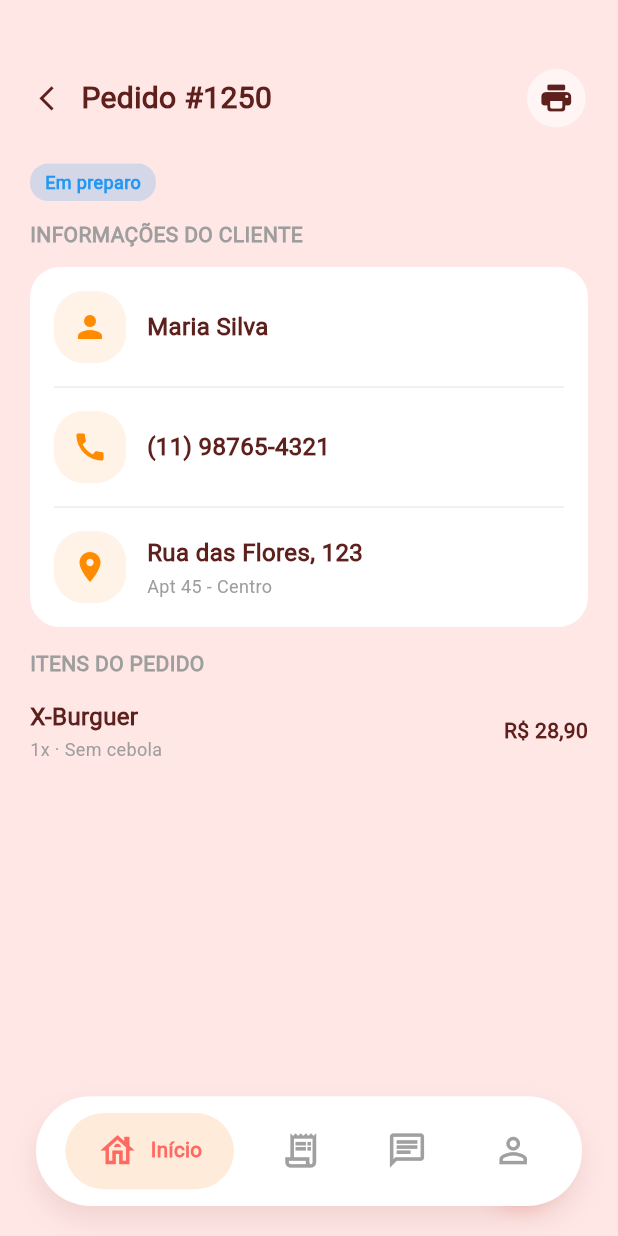
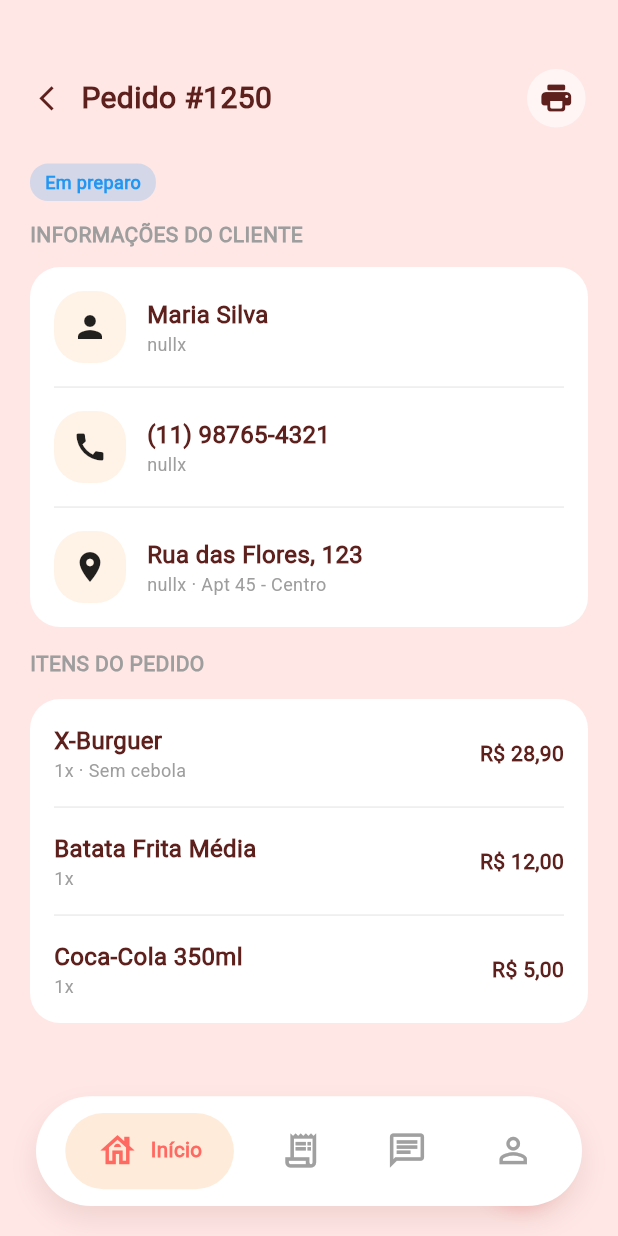
Before and after one commit to h3llsyn/Nhac-Lojas, a Flutter app: the OrderDetails screen opened by its route, on a phone screen of 412 x 824 dp. Run offline on Flutter 3.47's test engine with Material 3 defaults, Android fonts, the phone set to English and light mode, and no system bars; our stand-ins replace fl_chart, flutter_screenutil, go_router.

Commit message:
continuando tela de detalhes de pedido, arrumando componente de la. talvez proximo passo: apagar todos os componentes e deixar apenas um, pois é tudo praticamente a mesma coisa (porem ver se realmente compensa antes)

```diff
--- a/lib/components/container_order_details.dart
+++ b/lib/components/container_order_details.dart
@@ -3,12 +3,14 @@ import 'package:flutter/material.dart';
 class ContainerOrderDetails extends StatelessWidget {
   final IconData? icon;
   final String informacao;
+  final int? quantidade;
   final String? complemento;
   final double? preco;
 
   const ContainerOrderDetails({
     this.icon,
     required this.informacao,
+    this.quantidade,
     this.complemento,
     this.preco,
     super.key,
@@ -26,9 +28,7 @@ class ContainerOrderDetails extends StatelessWidget {
               color: const Color.fromARGB(255, 255, 242, 230),
               borderRadius: BorderRadius.circular(20),
             ),
-            child: Center(
-              child: Icon(icon, color: const Color(0xFFFF8C00)),
-            ),
+            child: Center(child: Icon(icon)),
           ),
           const SizedBox(width: 14),
         ],
@@ -43,10 +43,20 @@ class ContainerOrderDetails extends StatelessWidget {
                   fontSize: 16,
                 ),
               ),
+              Row(
+                children: [
+                  Text(
+                    '${quantidade}x',
+                    style: const TextStyle(
+                      fontSize: 12,
+                      fontWeight: FontWeight.w500,
+                      color: Colors.grey,
+                    ),
+                  ),
                   if (complemento != null) ...[
                   const SizedBox(height: 2),
                   Text(
-                  complemento!,
+                    ' · $complemento',
                     style: const TextStyle(
                       fontSize: 12,
                       fontWeight: FontWeight.w500,
@@ -56,14 +66,13 @@ class ContainerOrderDetails extends StatelessWidget {
                   ],
                 ],
               ),
+            ],
+          ),
         ),
         if (preco != null)
           Text(
             'R\$ ${preco!.toStringAsFixed(2).replaceAll('.', ',')}',
-            style: const TextStyle(
-              fontWeight: FontWeight.bold,
-              fontSize: 14,
-            ),
+            style: const TextStyle(fontWeight: FontWeight.bold, fontSize: 14),
           ),
       ],
     );
--- a/lib/pages/order_details.dart
+++ b/lib/pages/order_details.dart
@@ -97,10 +97,33 @@ class OrderDetails extends StatelessWidget {
               ),
             ),
             const SizedBox(height: 14),
-            ContainerOrderDetails(
-              informacao: 'X-Burguer',
-              complemento: '1x · Sem cebola',
-              preco: 28.90,
+            ContainerCard(
+              children: Column(
+                children: [
+                  ContainerOrderDetails(
+                    informacao: 'X-Burguer',
+                    quantidade: 1,
+                    complemento:'Sem cebola',
+                    preco: 28.90,
+                  ),
+                  SizedBox(height: 8,),
+                  Divider(color: const Color.fromARGB(50, 158, 158, 158),),
+                  SizedBox(height: 8,),
+                  ContainerOrderDetails(
+                    informacao: 'Batata Frita Média',
+                    quantidade: 1,
+                    preco: 12.00,
+                  ),
+                  SizedBox(height: 8,),
+                  Divider(color: const Color.fromARGB(50, 158, 158, 158),),
+                  SizedBox(height: 8,),
+                  ContainerOrderDetails(
+                    informacao: 'Coca-Cola 350ml',
+                    quantidade: 1,
+                    preco: 5.00,
+                  ),
+                ],
+              )
             ),
           ],
         ),
```
Lines whose indentation alone changed are shown as unchanged.
